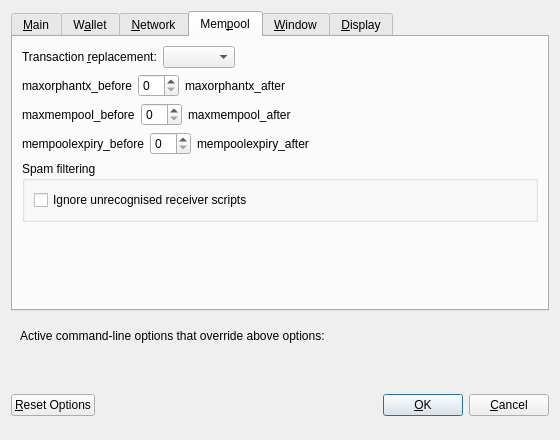
Before: the Qt Designer form src/qt/forms/optionsdialog.ui in bitcoincore-dev/bitcoin-2001-863168-294116-d812cf1189, drawn with Qt 5.
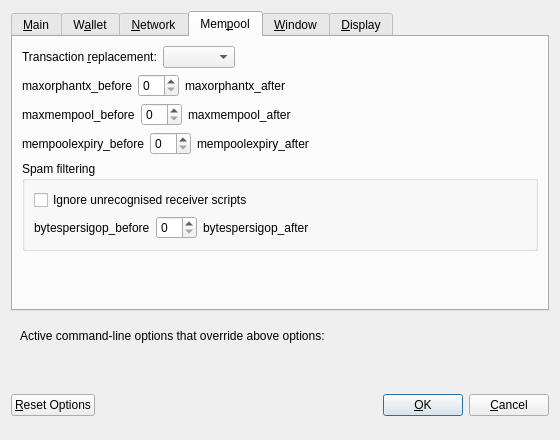
After: the same form once the commit is applied. The open tabs and pages were chosen to show the change. Custom widgets are drawn as their Qt base class.

Commit message: Qt/Options: Configure bytespersigop using rwconf

The edit to the form file:
```diff
--- a/src/qt/forms/optionsdialog.ui
+++ b/src/qt/forms/optionsdialog.ui
@@ -745,6 +745,52 @@
             </property>
            </widget>
           </item>
+          <item>
+           <layout class="QHBoxLayout" name="horizontalLayout_Mempool_bytespersigop">
+            <item>
+             <widget class="QLabel" name="bytespersigopLabel_before">
+              <property name="text">
+               <string notr="true">bytespersigop_before</string>
+              </property>
+              <property name="textFormat">
+               <enum>Qt::PlainText</enum>
+              </property>
+              <property name="buddy">
+               <cstring>bytespersigop</cstring>
+              </property>
+             </widget>
+            </item>
+            <item>
+             <widget class="QSpinBox" name="bytespersigop"/>
+            </item>
+            <item>
+             <widget class="QLabel" name="bytespersigopLabel_after">
+              <property name="text">
+               <string notr="true">bytespersigop_after</string>
+              </property>
+              <property name="textFormat">
+               <enum>Qt::PlainText</enum>
+              </property>
+              <property name="buddy">
+               <cstring>bytespersigop</cstring>
+              </property>
+             </widget>
+            </item>
+            <item>
+             <spacer name="horizontalSpacer_Mempool_bytespersigop">
+              <property name="orientation">
+               <enum>Qt::Horizontal</enum>
+              </property>
+              <property name="sizeHint" stdset="0">
+               <size>
+                <width>40</width>
+                <height>20</height>
+               </size>
+              </property>
+             </spacer>
+            </item>
+           </layout>
+          </item>
          </layout>
         </widget>
        </item>
```
The commit also changes 3 other files.
